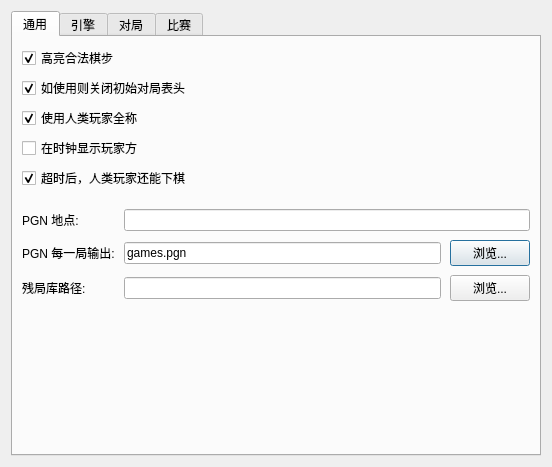
Old version of the form projects/gui/ui/settingsdlg.ui in the repository leedavid/QTggchess.
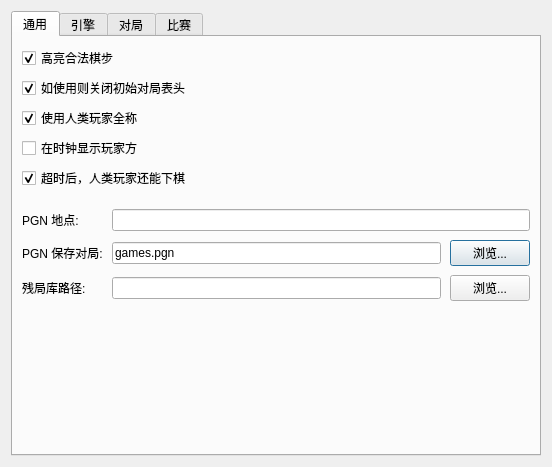
New version of the form. The open tabs and pages were chosen to show the change. Custom widgets are drawn as their Qt base class.

Patch:
```diff
--- a/projects/gui/ui/settingsdlg.ui
+++ b/projects/gui/ui/settingsdlg.ui
@@ -114,7 +114,7 @@
          <item row="2" column="0">
           <widget class="QLabel" name="m_defaultPgnOutFileLabel">
            <property name="text">
-            <string>PGN 每一局输出:</string>
+            <string>PGN 保存对局:</string>
            </property>
           </widget>
          </item>
```
Left out of the diff: 4 changed lines with no effect on the pictures.
